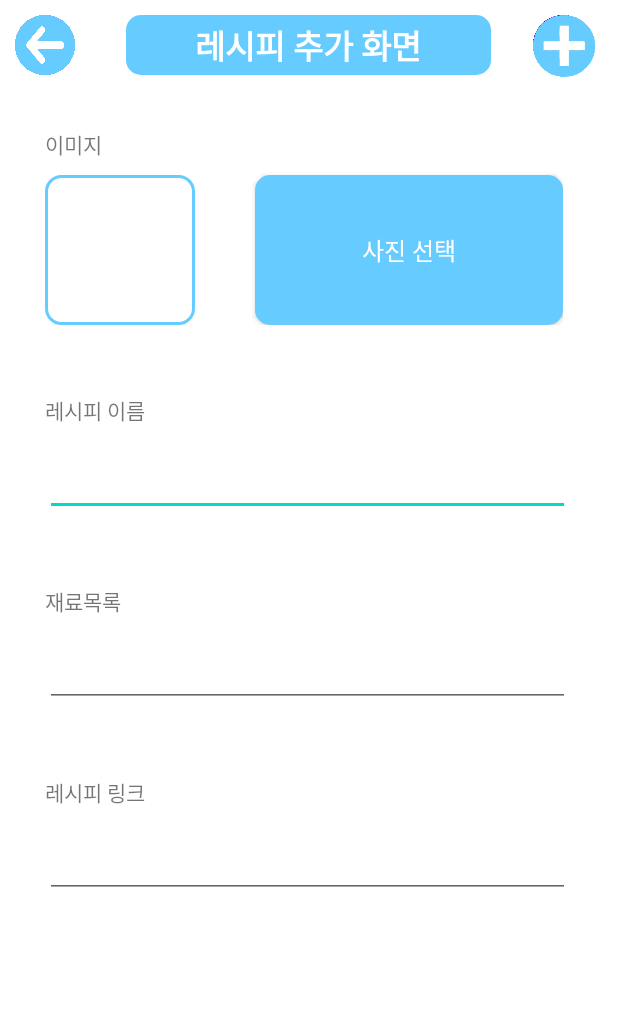
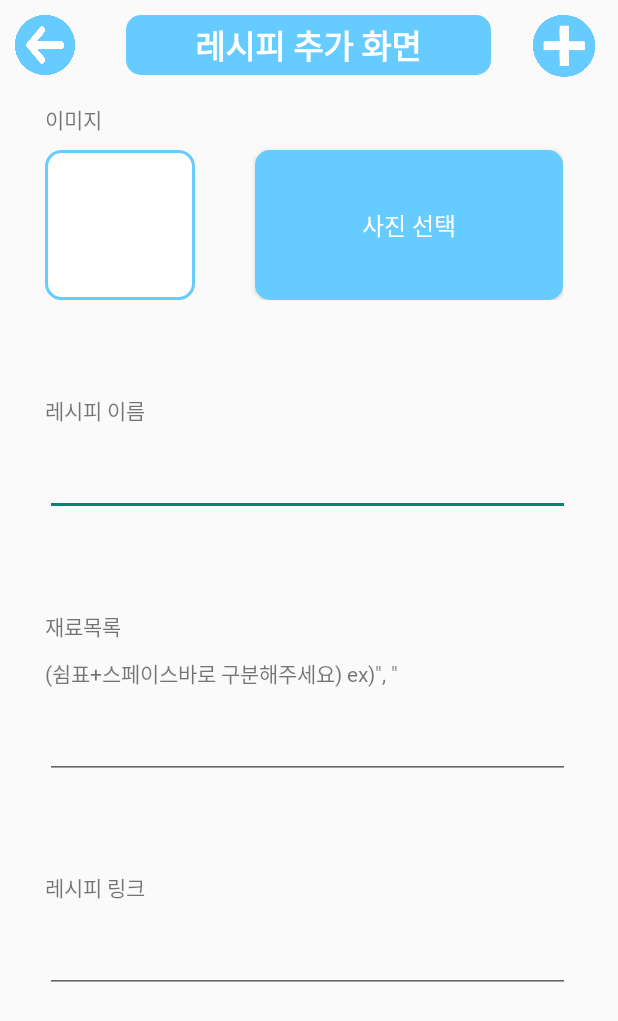
Before and after one commit to gikhoon/TakeCareFridge, an Android app: the AddRecipe screen opened directly, with no data from a screen before it, on a phone screen of 412 x 824 dp. Shown: the top 1021 px of the screen. Run offline under Robolectric (Android 15) with nearby library versions, the phone set to English and light mode, and no system bars; our stand-ins replace Firebase (no records; nobody signed in at launch, a user with empty details on screens opened directly); libraries missing offline, so code that uses them is left out: org.checkerframework.checker.

Commit message:
add 레시피

```diff
--- a/app/src/main/java/com/takecarefridge/AddRecipe.java
+++ b/app/src/main/java/com/takecarefridge/AddRecipe.java
@@ -1,4 +1,6 @@
 package com.takecarefridge;
+
+import static java.lang.System.in;
 
 import androidx.activity.result.ActivityResult;
 import androidx.activity.result.ActivityResultCallback;
@@ -17,6 +19,7 @@ import android.graphics.BitmapFactory;
 import android.media.Image;
 import android.net.Uri;
 import android.os.Bundle;
+import android.util.Log;
 import android.view.KeyEvent;
 import android.view.View;
 import android.view.inputmethod.InputMethodManager;
@@ -35,8 +38,11 @@ import com.google.firebase.storage.FirebaseStorage;
 import com.google.firebase.storage.StorageReference;
 import com.google.firebase.storage.UploadTask;
 
+import org.checkerframework.checker.units.qual.A;
+
 import java.io.FileNotFoundException;
 import java.io.InputStream;
+import java.util.HashMap;
 
 public class AddRecipe extends AppCompatActivity {
     EditText editText_name;
@@ -47,6 +53,10 @@ public class AddRecipe extends AppCompatActivity {
     Uri imageUri;
     ImageView imageView;
     ProgressBar progressBar;
+    String name;
+    String ingredient;
+    String link;
+    String storageImagePath;
 
 
     @SuppressLint("MissingInflatedId")
@@ -59,11 +69,12 @@ public class AddRecipe extends AppCompatActivity {
         actionBar.hide();
 
         editText_name = findViewById(R.id.name_editText);
-        editText_ingredient = findViewById(R.id.name_editText);
-        editText_link = findViewById(R.id.name_editText);
+        editText_ingredient = findViewById(R.id.ingredient_editText);
+        editText_link = findViewById(R.id.link_editText);
         button_setImage = findViewById(R.id.setImage_button);
         button_uploadRecipe = findViewById(R.id.uploadRecipe);
         progressBar = findViewById(R.id.progress_View);
+        imageView = findViewById(R.id.ar_imageView);
 
         FirebaseFirestore db = FirebaseFirestore.getInstance();
         StorageReference reference = FirebaseStorage.getInstance().getReference();
@@ -79,42 +90,31 @@ public class AddRecipe extends AppCompatActivity {
                 Intent galleryIntent = new Intent();
                 galleryIntent.setAction(Intent.ACTION_GET_CONTENT);
                 galleryIntent.setType("image/");
-                startActivity(galleryIntent);
+                activityResult.launch(galleryIntent);
             }
         });
-
-        ActivityResultLauncher<Intent> activityResult = registerForActivityResult(
-                new ActivityResultContracts.StartActivityForResult(),
-                new ActivityResultCallback<ActivityResult>() {
-                    @Override
-                    public void onActivityResult(ActivityResult result) {
-                        if( result.getResultCode() == RESULT_OK && result.getData() != null){
-
-                            imageUri = result.getData().getData();
-
-                            imageView.setImageURI(imageUri);
-                        }
-                    }
-                });
 
         button_uploadRecipe.setOnClickListener(new View.OnClickListener() {
             @Override
             public void onClick(View view) {
+                Log.e("tag",imageUri.toString());
                 //선택한 이미지가 있다면
                 if (imageUri != null) {
-                    //uploadToFirebase(imageUri);
-                    String name = editText_name.getText().toString();
-                    String ingredient = editText_ingredient.getText().toString();
-                    String link = editText_link.getText().toString();
-                    insertData(name, ingredient, imageUri, link);
+                    name = editText_name.getText().toString();
+                    ingredient = editText_ingredient.getText().toString();
+                    link = editText_link.getText().toString();
+                    storageImagePath = new String("레시피/"+name+".png");
+                    insertData(name, ingredient, link, storageImagePath);
+                    uploadToStorage(imageUri);
                     goRecipeMain(view);
                 } else {
+                    Log.e("tag",imageUri.toString());
                     Toast.makeText(AddRecipe.this, "사진을 선택해주세요.", Toast.LENGTH_SHORT).show();
                 }
             }
         });
 
-        editText_name.setOnKeyListener(new View.OnKeyListener() {
+        /*editText_name.setOnKeyListener(new View.OnKeyListener() {
             @Override
             public boolean onKey(View v, int keyCode, KeyEvent event) {
 
@@ -137,6 +137,30 @@ public class AddRecipe extends AppCompatActivity {
                 }
                 return false;
             }
+        });*/
+        editText_name.setOnKeyListener(new View.OnKeyListener() {
+            @Override
+            public boolean onKey(View v, int keyCode, KeyEvent event) {
+
+                if ((event.getAction() == KeyEvent.ACTION_DOWN) && (keyCode == KeyEvent.KEYCODE_ENTER)) {
+                    InputMethodManager imm = (InputMethodManager) getSystemService(Activity.INPUT_METHOD_SERVICE);
+                    imm.hideSoftInputFromWindow(editText_link.getWindowToken(), 0);    //hide keyboard
+                    return true;
+                }
+                return false;
+            }
+        });
+        editText_ingredient.setOnKeyListener(new View.OnKeyListener() {
+            @Override
+            public boolean onKey(View v, int keyCode, KeyEvent event) {
+
+                if ((event.getAction() == KeyEvent.ACTION_DOWN) && (keyCode == KeyEvent.KEYCODE_ENTER)) {
+                    InputMethodManager imm = (InputMethodManager) getSystemService(Activity.INPUT_METHOD_SERVICE);
+                    imm.hideSoftInputFromWindow(editText_link.getWindowToken(), 0);    //hide keyboard
+                    return true;
+                }
+                return false;
+            }
         });
         editText_link.setOnKeyListener(new View.OnKeyListener() {
             @Override
@@ -151,33 +175,50 @@ public class AddRecipe extends AppCompatActivity {
             }
         });
     }
-    private void insertData(String name, String ingredient, Uri imageUri, String link){
+    private void insertData(String name, String ingredient, String 링크, String 이미지){
         FirebaseFirestore db = FirebaseFirestore.getInstance();
-        Model model = new Model(imageUri, link);
+        //Model model = new Model(이미지, 링크);
+        HashMap<String,String> map = new HashMap<String,String>(){{//초기값 지정
+            put("링크",링크);
+            put("이미지",이미지);
+        }};
+        String ingredientList[] = ingredient.split(", ");
 
-        db.collection("레시피").add(name);
-        db.collection("레시피").document(name).set(model);
-        db.collection("레시피").document(name).collection("재료목록");
+        db.collection("레시피").document(name).set(map);
+        for (int i = 0; i < ingredientList.length; i++) {
+            재료 재료 = new 재료(ingredientList[i]);
+            db.collection("레시피").document(name).collection("재료목록").document(ingredientList[i]).set(재료);
+        }
     }
 
-   /* //사진 가져오기
+    //사진 가져오기
     ActivityResultLauncher<Intent> activityResult = registerForActivityResult(
             new ActivityResultContracts.StartActivityForResult(),
             new ActivityResultCallback<ActivityResult>() {
                 @Override
                 public void onActivityResult(ActivityResult result) {
                     if( result.getResultCode() == RESULT_OK && result.getData() != null){
-
                         imageUri = result.getData().getData();
-
+                        imageView = findViewById(R.id.ar_imageView);
                         imageView.setImageURI(imageUri);
+                        /*try {
+                            // 선택한 이미지에서 비트맵 생성
+                            InputStream in = getContentResolver().openInputStream(imageUri);
+                            Bitmap img = BitmapFactory.decodeStream(in);
+                            in.close();
+                            imageView.setImageBitmap(img);
+                            // 이미지뷰에 세팅
+                        } catch (Exception e) {
+                            e.printStackTrace();
+                        }*/
                     }
                 }
-            });*/
+            });
+
     //파이어베이스 이미지 업로드
-    /*private void uploadToFirebase(Uri uri) {
+    private void uploadToStorage(Uri uri) {
         StorageReference reference = FirebaseStorage.getInstance().getReference();
-        StorageReference fileRef = reference.child(System.currentTimeMillis() + "." + getFileExtension(uri));
+        StorageReference fileRef = reference.child("레시피/").child(name + "." + "png");
 
         fileRef.putFile(uri).addOnSuccessListener(new OnSuccessListener<UploadTask.TaskSnapshot>() {
             @Override
@@ -186,15 +227,6 @@ public class AddRecipe extends AppCompatActivity {
                 fileRef.getDownloadUrl().addOnSuccessListener(new OnSuccessListener<Uri>() {
                     @Override
                     public void onSuccess(Uri uri) {
-
-                        //이미지 모델에 담기
-                        Model model = new Model(uri.toString());
-
-                        //키로 아이디 생성
-                        String modelId = root.push().getKey();
-
-                        //데이터 넣기
-                        root.child(modelId).setValue(model);
 
                         //프로그래스바 숨김
                         progressBar.setVisibility(View.INVISIBLE);
@@ -206,23 +238,8 @@ public class AddRecipe extends AppCompatActivity {
                 });
 
             }
-        }).addOnProgressListener(new OnProgressListener<UploadTask.TaskSnapshot>() {
-            @Override
-            public void onProgress(@NonNull UploadTask.TaskSnapshot snapshot) {
-
-                //프로그래스바 보여주기
-                progressBar.setVisibility(View.VISIBLE);
-            }
-        }).addOnFailureListener(new OnFailureListener() {
-            @Override
-            public void onFailure(@NonNull Exception e) {
-
-                //프로그래스바 숨김
-                progressBar.setVisibility(View.INVISIBLE);
-                Toast.makeText(MainActivity.this, "업로드 실패", Toast.LENGTH_SHORT).show();
-            }
         });
-    }*/
+    }
     //파일타입 가져오기
     private String getFileExtension(Uri uri) {
 
--- a/app/src/main/java/com/takecarefridge/FridgeMain.java
+++ b/app/src/main/java/com/takecarefridge/FridgeMain.java
@@ -137,7 +137,8 @@ public class FridgeMain extends AppCompatActivity implements View.OnClickListene
                                                         case R.id.menu_searchRecipe:
                                                             Intent intent2 = new Intent(FridgeMain.this, RecipeMain.class);
                                                             intent2.putExtra("ID", ID);
-                                                            intent2.putExtra("seachIngredient", data.name);
+                                                            intent2.putExtra("searchIngredient", data.name);
+                                                            intent2.putExtra("searchIngredientCheck", true);
                                                             startActivity(intent2);
                                                             return true;
                                                         default:
--- a/app/src/main/res/layout/add_ingredient_detail_list.xml
+++ b/app/src/main/res/layout/add_ingredient_detail_list.xml
@@ -8,11 +8,11 @@
     android:layout_centerHorizontal="true">
     <ImageView
         android:id="@+id/iv_addIngredientDetailImage"
-        android:layout_marginTop="20dp"
-        android:layout_marginStart="10dp"
+        android:layout_marginTop="15dp"
+        android:layout_marginStart="15dp"
         android:layout_width="80dp"
         android:layout_height="80dp"
-        android:background="@drawable/blue_bar_right2"
+        android:background="@drawable/background_bar"
         android:scaleType="fitCenter"/>
 
     <TextView
--- a/app/src/main/res/layout/add_recipe.xml
+++ b/app/src/main/res/layout/add_recipe.xml
@@ -9,7 +9,7 @@
     android:weightSum="12">
     <RelativeLayout
         android:layout_width="match_parent"
-        android:layout_height="10dp"
+        android:layout_height="20dp"
         android:layout_weight="1">
 
         <Button
@@ -29,7 +29,8 @@
             android:layout_marginStart="10dp"
             android:translationZ="10dp"
             android:elevation="10dp"
-            android:background="@drawable/backspace_right2" />
+            android:background="@drawable/backspace_right2"
+            tools:ignore="DuplicateIds" />
 
         <TextView
             android:id="@+id/tv"
@@ -67,8 +68,9 @@
 
     <LinearLayout
         android:layout_width="match_parent"
-        android:layout_height="50dp"
+        android:layout_height="100dp"
         android:layout_weight="2"
+        android:layout_marginBottom="20dp"
         android:orientation="vertical">
 
         <TextView
@@ -141,8 +143,9 @@
 
     <LinearLayout
         android:layout_width="match_parent"
-        android:layout_height="0dp"
+        android:layout_height="50dp"
         android:layout_weight="2"
+        android:layout_marginBottom="20dp"
         android:orientation="vertical">
 
         <TextView
@@ -166,8 +169,9 @@
 
     <LinearLayout
         android:layout_width="match_parent"
-        android:layout_height="0dp"
+        android:layout_height="80dp"
         android:layout_weight="2"
+        android:layout_marginBottom="20dp"
         android:orientation="vertical">
 
         <TextView
@@ -177,6 +181,14 @@
             android:layout_marginStart="30dp"
             android:fontFamily="@font/basic_font"
             android:text="재료목록"/>
+
+        <TextView
+            android:layout_width="wrap_content"
+            android:layout_height="wrap_content"
+            android:layout_marginTop="10dp"
+            android:layout_marginStart="30dp"
+            android:fontFamily="@font/basic_font"
+            android:text="(쉼표+스페이스바로 구분해주세요) ex)&quot;, &quot;"/>
 
         <EditText
             android:id="@+id/ingredient_editText"
@@ -191,8 +203,9 @@
 
     <LinearLayout
         android:layout_width="match_parent"
-        android:layout_height="0dp"
+        android:layout_height="50dp"
         android:layout_weight="2"
+        android:layout_marginBottom="20dp"
         android:orientation="vertical">
 
         <TextView
--- a/app/src/main/res/layout/ingredient_list.xml
+++ b/app/src/main/res/layout/ingredient_list.xml
@@ -9,7 +9,7 @@
         xmlns:card_view ="http://schemas.android.com/apk/res-auto"
         android:layout_width="match_parent"
         android:layout_height="wrap_content"
-        android:layout_margin="10dp"
+        android:layout_margin="5dp"
         android:layout_gravity="center"
         card_view:cardBackgroundColor="@color/cardview_shadow_end_color">
 
@@ -18,6 +18,7 @@
             android:layout_height="match_parent"
             android:orientation="vertical"
             android:padding="10dp"
+            android:background="@color/imminent"
             android:weightSum="10">
             <ImageView
                 android:id="@+id/iv_ingredientImage"
--- a/app/src/main/res/layout/set_ingredient.xml
+++ b/app/src/main/res/layout/set_ingredient.xml
@@ -61,7 +61,7 @@
                 android:id="@+id/iv_settingIngredientImage"
                 android:layout_width="80dp"
                 android:layout_height="80dp"
-                android:src="@android:color/background_dark"/>
+                android:src="@drawable/background_bar"/>
 
             <TextView
                 android:id="@+id/tv_settingIngredientLargeClass"
@@ -146,6 +146,7 @@
             android:layout_below="@+id/rl_3"
             android:layout_alignParentRight="true"
             android:layout_marginTop="50dp"
+            android:background="@drawable/blue_bar_right2"
             android:text="추가" />
     </RelativeLayout>
 
--- a/app/src/main/res/values/colors.xml
+++ b/app/src/main/res/values/colors.xml
@@ -10,4 +10,5 @@
     <color name="background">#66ccff</color>
     <color name="background2">#44DDEE</color>
     <color name="red">#FF0000</color>
+    <color name="imminent">#F35353</color>
 </resources>
--- a/app/src/main/res/values/themes.xml
+++ b/app/src/main/res/values/themes.xml
@@ -1,13 +1,13 @@
 <resources xmlns:tools="http://schemas.android.com/tools">
     <!-- Base application theme. -->
-    <style name="Theme.TakeCareFridge" parent="Theme.MaterialComponents.DayNight.DarkActionBar">
+    <style name="Theme.TakeCareFridge" parent="Theme.AppCompat.DayNight.DarkActionBar">
         <!-- Primary brand color. -->
-        <item name="colorPrimary">@color/purple_500</item>
-        <item name="colorPrimaryVariant">@color/purple_700</item>
+        <item name="colorPrimary">@color/background</item>
+        <item name="colorPrimaryVariant">@color/background2</item>
         <item name="colorOnPrimary">@color/white</item>
         <!-- Secondary brand color. -->
-        <item name="colorSecondary">@color/teal_200</item>
-        <item name="colorSecondaryVariant">@color/teal_700</item>
+        <item name="colorSecondary">@color/background</item>
+        <item name="colorSecondaryVariant">@color/background2</item>
         <item name="colorOnSecondary">@color/black</item>
         <!-- Status bar color. -->
         <item name="android:statusBarColor">?attr/colorPrimaryVariant</item>
```
Also changed, not shown: app/src/main/java/com/takecarefridge/Model.java (+13 -15 lines), app/src/main/java/com/takecarefridge/RecipeMain.java (+48 -25 lines), app/src/main/java/com/takecarefridge/재료.java (added, +18 -0 lines), app/src/main/res/layout/ingredient_list_menu.xml (+4 -4 lines).
